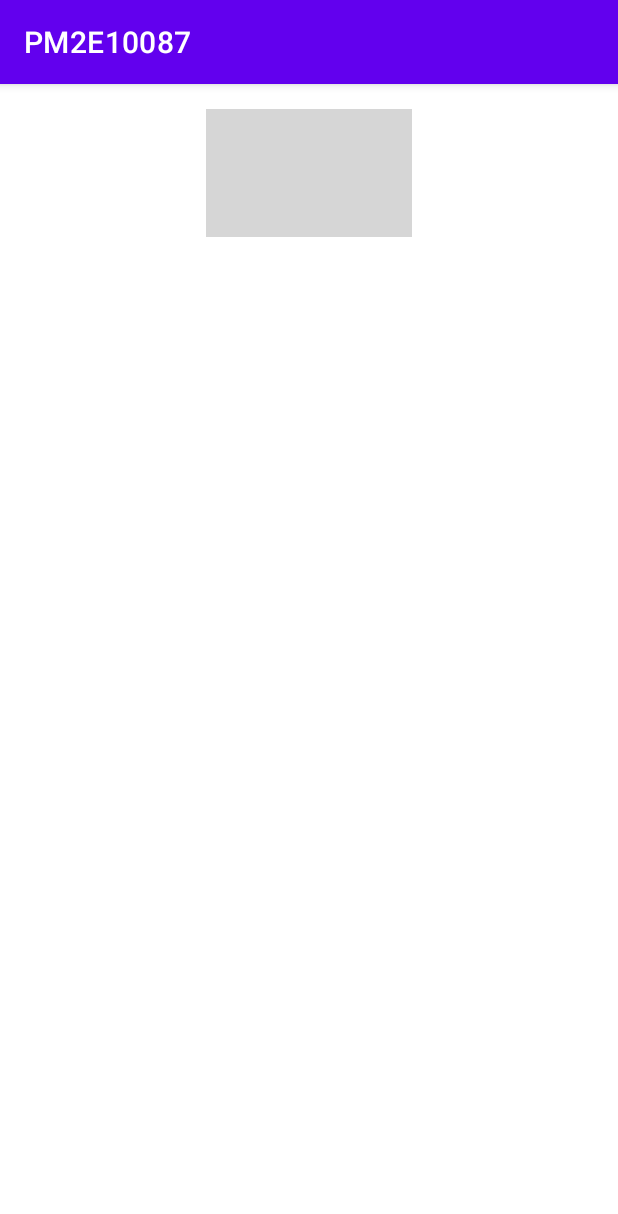
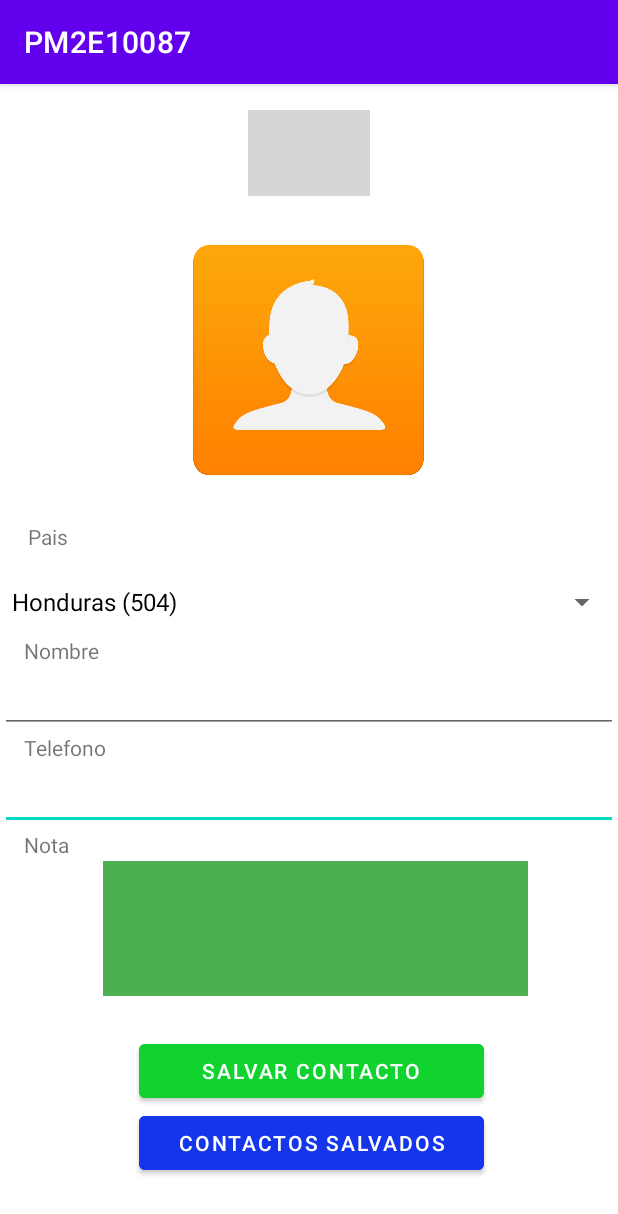
Before and after one commit to Angela-Soler/PM2E10087, an Android app: the screen it shows after launch (MainActivity), on a phone screen of 412 x 824 dp. Shown: the top 1214 px of the screen. Run offline under Robolectric (Android 15) with nearby library versions, the phone set to English and light mode, and no system bars; grey boxes are pictures that could not be loaded.

Commit message:
Cambios en diseño de Activity Main

```diff
--- a/app/src/main/java/com/example/pm2e10087/MainActivity.java
+++ b/app/src/main/java/com/example/pm2e10087/MainActivity.java
@@ -3,12 +3,25 @@ package com.example.pm2e10087;
 import androidx.appcompat.app.AppCompatActivity;
 
 import android.os.Bundle;
+import android.widget.ArrayAdapter;
+import android.widget.Spinner;
 
 public class MainActivity extends AppCompatActivity {
+
+    //Declaracion de variables
+    Spinner spPaises;
 
     @Override
     protected void onCreate(Bundle savedInstanceState) {
         super.onCreate(savedInstanceState);
         setContentView(R.layout.activity_main);
+
+        //Agregando valores al Spinner
+        spPaises = findViewById(R.id.spPaises);
+        String[] opciones = {"Honduras (504)", "Guatemala (502)","Costa Rica","Nicaragua","El Salvador"};
+        ArrayAdapter<String> adpSpinner = new ArrayAdapter<>(this, android.R.layout.simple_spinner_dropdown_item, opciones);
+        spPaises.setAdapter(adpSpinner);
+
+
     }
 }
--- a/app/src/main/res/layout/activity_main.xml
+++ b/app/src/main/res/layout/activity_main.xml
@@ -8,8 +8,8 @@
 
     <ImageView
         android:id="@+id/imageView"
-        android:layout_width="137dp"
-        android:layout_height="85dp"
+        android:layout_width="81dp"
+        android:layout_height="57dp"
         app:layout_constraintBottom_toBottomOf="parent"
         app:layout_constraintEnd_toEndOf="parent"
         app:layout_constraintStart_toStartOf="parent"
@@ -18,13 +18,133 @@
         app:srcCompat="@drawable/uth" />
 
     <ImageView
-        android:id="@+id/imageView2"
-        android:layout_width="286dp"
-        android:layout_height="263dp"
+        android:id="@+id/imgFoto"
+        android:layout_width="226dp"
+        android:layout_height="192dp"
         app:layout_constraintBottom_toBottomOf="parent"
         app:layout_constraintEnd_toEndOf="parent"
+        app:layout_constraintHorizontal_bias="0.497"
         app:layout_constraintStart_toStartOf="parent"
         app:layout_constraintTop_toBottomOf="@+id/imageView"
-        app:layout_constraintVertical_bias="0.0"
-        tools:srcCompat="@tools:sample/avatars" />
+        app:layout_constraintVertical_bias="0.027"
+        app:srcCompat="@drawable/contacto"
+        tools:srcCompat="@drawable/contacto" />
+
+    <Spinner
+        android:id="@+id/spPaises"
+        android:layout_width="match_parent"
+        android:layout_height="45dp"
+        android:layout_marginTop="11dp"
+        android:layout_marginBottom="296dp"
+        app:layout_constraintBottom_toBottomOf="parent"
+        app:layout_constraintEnd_toEndOf="parent"
+        app:layout_constraintHorizontal_bias="0.0"
+        app:layout_constraintStart_toStartOf="parent"
+        app:layout_constraintTop_toBottomOf="@+id/textView2"
+        app:layout_constraintVertical_bias="0.0" />
+
+    <TextView
+        android:id="@+id/textView2"
+        android:layout_width="wrap_content"
+        android:layout_height="wrap_content"
+        android:layout_marginTop="12dp"
+        android:text="@string/txtview_pais"
+        app:layout_constraintEnd_toEndOf="parent"
+        app:layout_constraintHorizontal_bias="0.049"
+        app:layout_constraintStart_toStartOf="parent"
+        app:layout_constraintTop_toBottomOf="@+id/imgFoto" />
+
+    <EditText
+        android:id="@+id/editTextTextPersonName2"
+        android:layout_width="0dp"
+        android:layout_height="wrap_content"
+        android:ems="10"
+        android:inputType="number"
+        app:layout_constraintEnd_toEndOf="parent"
+        app:layout_constraintHorizontal_bias="1.0"
+        app:layout_constraintStart_toStartOf="parent"
+        app:layout_constraintTop_toBottomOf="@+id/textView3" />
+
+    <TextView
+        android:id="@+id/textView"
+        android:layout_width="wrap_content"
+        android:layout_height="wrap_content"
+        android:layout_marginStart="16dp"
+        android:text="@string/txtview_nombre"
+        app:layout_constraintStart_toStartOf="parent"
+        app:layout_constraintTop_toBottomOf="@+id/spPaises" />
+
+    <EditText
+        android:id="@+id/editTextTextPersonName"
+        android:layout_width="0dp"
+        android:layout_height="wrap_content"
+        android:ems="10"
+        android:inputType="text"
+        app:layout_constraintBottom_toBottomOf="parent"
+        app:layout_constraintEnd_toEndOf="parent"
+        app:layout_constraintHorizontal_bias="0.0"
+        app:layout_constraintStart_toStartOf="parent"
+        app:layout_constraintTop_toBottomOf="@+id/textView"
+        app:layout_constraintVertical_bias="0.0" />
+
+    <TextView
+        android:id="@+id/textView3"
+        android:layout_width="wrap_content"
+        android:layout_height="wrap_content"
+        android:text="@string/txtview_telefono"
+        app:layout_constraintEnd_toEndOf="parent"
+        app:layout_constraintHorizontal_bias="0.044"
+        app:layout_constraintStart_toStartOf="parent"
+        app:layout_constraintTop_toBottomOf="@+id/editTextTextPersonName" />
+
+    <TextView
+        android:id="@+id/textView4"
+        android:layout_width="wrap_content"
+        android:layout_height="wrap_content"
+        android:layout_marginStart="16dp"
+        android:text="@string/txtview_nota"
+        app:layout_constraintStart_toStartOf="parent"
+        app:layout_constraintTop_toBottomOf="@+id/editTextTextPersonName2" />
+
+    <EditText
+        android:id="@+id/editTextTextMultiLine"
+        android:layout_width="283dp"
+        android:layout_height="90dp"
+        android:background="#4CAF50"
+        android:ems="10"
+        android:gravity="start|top"
+        android:inputType="textMultiLine"
+        android:textStyle="bold|italic"
+        app:layout_constraintBottom_toBottomOf="parent"
+        app:layout_constraintEnd_toEndOf="parent"
+        app:layout_constraintHorizontal_bias="0.534"
+        app:layout_constraintStart_toStartOf="parent"
+        app:layout_constraintTop_toBottomOf="@+id/editTextTextPersonName2"
+        app:layout_constraintVertical_bias="0.113" />
+
+    <Button
+        android:id="@+id/btnSalvar"
+        android:layout_width="230dp"
+        android:layout_height="wrap_content"
+        android:backgroundTint="@color/green"
+        android:text="@string/btn_guardar"
+        app:layout_constraintBottom_toBottomOf="parent"
+        app:layout_constraintEnd_toEndOf="parent"
+        app:layout_constraintHorizontal_bias="0.508"
+        app:layout_constraintStart_toStartOf="parent"
+        app:layout_constraintTop_toBottomOf="@+id/editTextTextMultiLine"
+        app:layout_constraintVertical_bias="0.231" />
+
+    <Button
+        android:id="@+id/btnContactos"
+        android:layout_width="230dp"
+        android:layout_height="wrap_content"
+        android:backgroundTint="@color/blue"
+        android:text="@string/btn_contactos"
+        app:layout_constraintBottom_toBottomOf="parent"
+        app:layout_constraintEnd_toEndOf="parent"
+        app:layout_constraintHorizontal_bias="0.508"
+        app:layout_constraintStart_toStartOf="parent"
+        app:layout_constraintTop_toBottomOf="@+id/btnSalvar"
+        app:layout_constraintVertical_bias="0.0" />
 </androidx.constraintlayout.widget.ConstraintLayout>
--- a/app/src/main/res/values/colors.xml
+++ b/app/src/main/res/values/colors.xml
@@ -7,4 +7,6 @@
     <color name="teal_700">#FF018786</color>
     <color name="black">#FF000000</color>
     <color name="white">#FFFFFFFF</color>
+    <color name="green">#11D330</color>
+    <color name="blue">#1535EA</color>
 </resources>
--- a/app/src/main/res/values/strings.xml
+++ b/app/src/main/res/values/strings.xml
@@ -1,3 +1,9 @@
 <resources>
     <string name="app_name">PM2E10087</string>
+    <string name="txtview_pais">Pais</string>
+    <string name="txtview_nombre">Nombre</string>
+    <string name="txtview_telefono">Telefono</string>
+    <string name="txtview_nota">Nota</string>
+    <string name="btn_guardar">Salvar Contacto</string>
+    <string name="btn_contactos">Contactos Salvados</string>
 </resources>
```
Also changed, not shown: app/src/main/res/drawable-v24/contacto.png (added).
